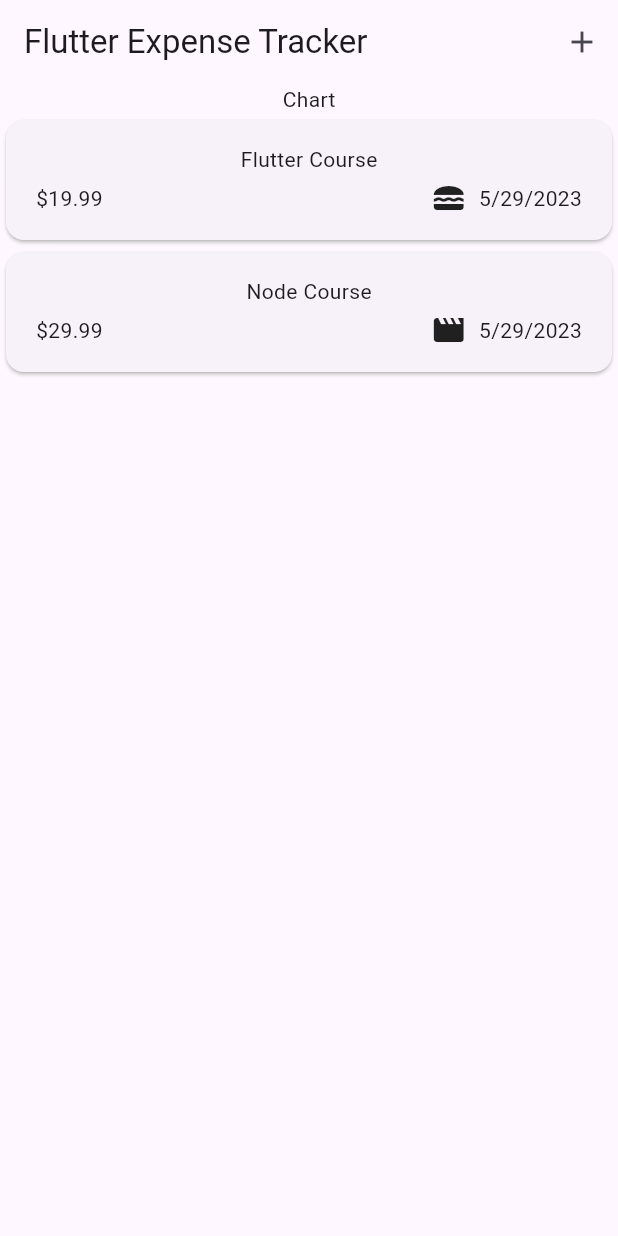
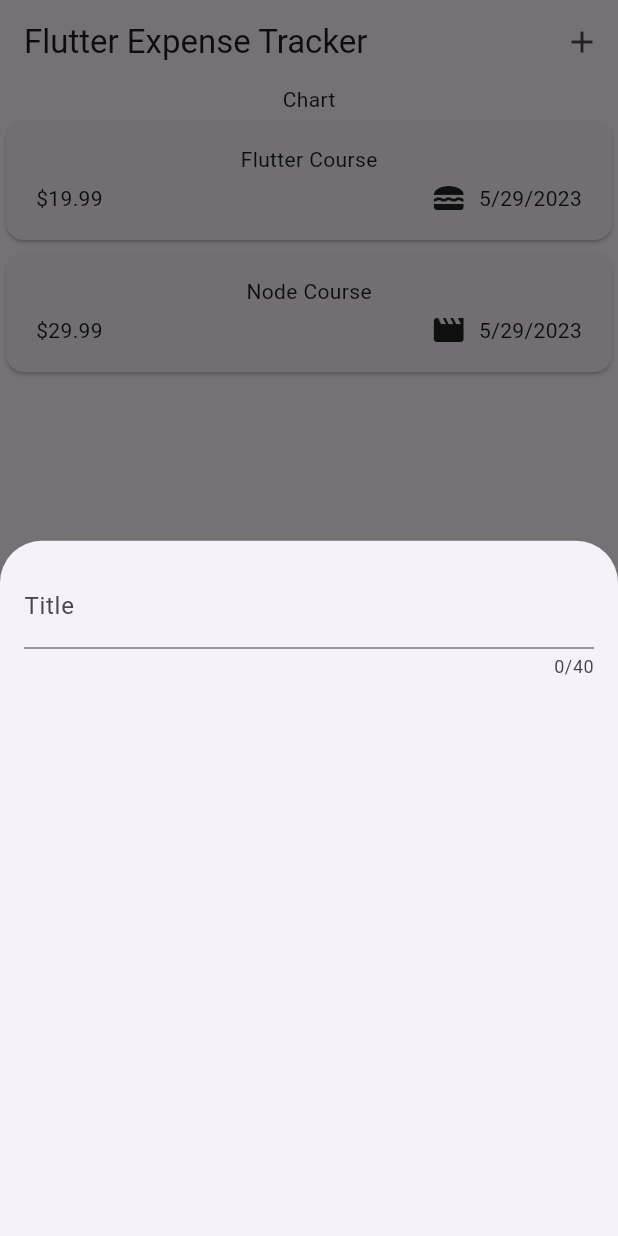
Before and after one commit to HassanKhan123/expense-tracker, a Flutter app: the screen it shows after launch, after a tap on the "add" icon, on a phone screen of 412 x 824 dp. Run offline on Flutter 3.47's test engine with Material 2 defaults, Android fonts, the phone set to English and light mode, and no system bars.

Commit message:
added: text input field

```diff
--- a/lib/widgets/expenses.dart
+++ b/lib/widgets/expenses.dart
@@ -2,6 +2,7 @@ import 'package:flutter/material.dart';
 
 import 'package:expense_tracker/widgets/expenses_list/expenses_list.dart';
 import 'package:expense_tracker/models/expense.dart';
+import 'package:expense_tracker/widgets/new_expense.dart';
 
 class Expenses extends StatefulWidget {
   const Expenses({super.key});
@@ -26,12 +27,19 @@ class _ExpensesState extends State<Expenses> {
         category: Category.leisure),
   ];
 
+  void _openAddExpenseOverlay() {
+    showModalBottomSheet(context: context, builder: (ctx) => NewExpense());
+  }
+
   @override
   Widget build(BuildContext context) {
     return Scaffold(
       appBar: AppBar(
         title: const Text('Flutter Expense Tracker'),
-        actions: [IconButton(onPressed: () {}, icon: const Icon(Icons.add))],
+        actions: [
+          IconButton(
+              onPressed: _openAddExpenseOverlay, icon: const Icon(Icons.add))
+        ],
       ),
       body: Column(
         children: [
--- /dev/null
+++ b/lib/widgets/new_expense.dart
@@ -0,0 +1,30 @@
+import 'package:flutter/material.dart';
+
+class NewExpense extends StatefulWidget {
+  const NewExpense({super.key});
+
+  @override
+  State<StatefulWidget> createState() {
+    return _NewExpenseState();
+  }
+}
+
+class _NewExpenseState extends State<NewExpense> {
+  @override
+  Widget build(BuildContext context) {
+    return const Padding(
+      padding: EdgeInsets.all(16),
+      child: Column(
+        children: [
+          TextField(
+            maxLength: 40,
+            keyboardType: TextInputType.text,
+            decoration: InputDecoration(
+              label: Text('Title'),
+            ),
+          )
+        ],
+      ),
+    );
+  }
+}
```
